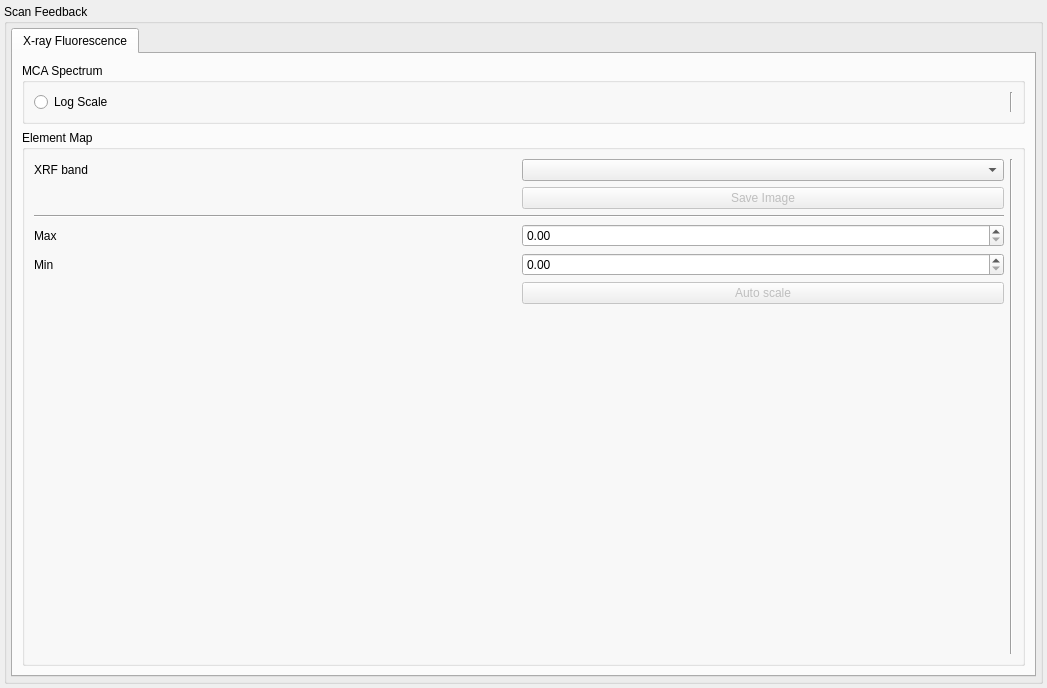
praxes/praxes, file spectromicroscopy/smpgui/ui_scanfeedback.ui: the form before one commit.
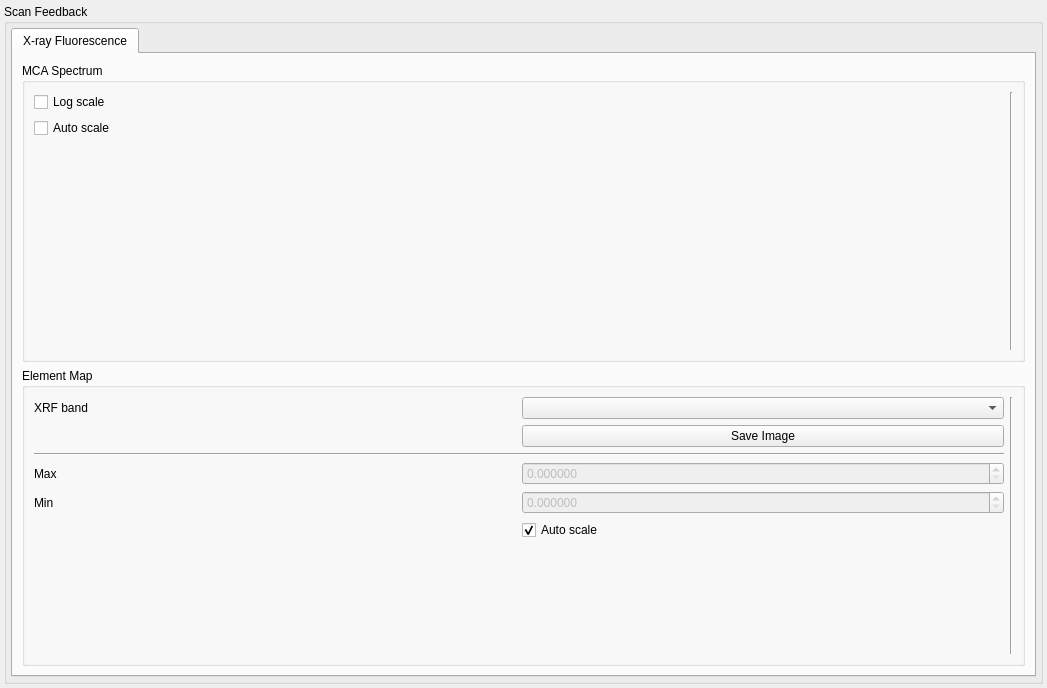
The form after the commit.

Commit message: [svn] fixed bugs in mca plot window add colorbar update labels fixed image aspect

```diff
--- a/spectromicroscopy/smpgui/ui_scanfeedback.ui
+++ b/spectromicroscopy/smpgui/ui_scanfeedback.ui
@@ -54,13 +54,19 @@
         <property name="currentIndex" >
          <number>0</number>
         </property>
-        <widget class="QWidget" name="XrfTab" >
+        <widget class="QWidget" name="xrfTab" >
+         <property name="enabled" >
+          <bool>true</bool>
+         </property>
          <attribute name="title" >
           <string>X-ray Fluorescence</string>
          </attribute>
          <layout class="QVBoxLayout" >
           <item>
            <widget class="QGroupBox" name="mcaGroupBox" >
+            <property name="enabled" >
+             <bool>true</bool>
+            </property>
             <property name="title" >
              <string>MCA Spectrum</string>
             </property>
@@ -68,12 +74,32 @@
              <item>
               <layout class="QGridLayout" >
                <item row="0" column="0" >
-                <widget class="QRadioButton" name="logscaleButton" >
+                <widget class="QCheckBox" name="mcaLogscaleButton" >
                  <property name="text" >
-                  <string>Log Scale</string>
+                  <string>Log scale</string>
                  </property>
                 </widget>
                </item>
+               <item row="1" column="0" >
+                <widget class="QCheckBox" name="mcaAutoscaleButton" >
+                 <property name="text" >
+                  <string>Auto scale</string>
+                 </property>
+                </widget>
+               </item>
+               <item row="2" column="0" >
+                <spacer>
+                 <property name="orientation" >
+                  <enum>Qt::Vertical</enum>
+                 </property>
+                 <property name="sizeHint" >
+                  <size>
+                   <width>20</width>
+                   <height>40</height>
+                  </size>
+                 </property>
+                </spacer>
+               </item>
               </layout>
              </item>
              <item>
@@ -91,6 +117,9 @@
           </item>
           <item>
            <widget class="QGroupBox" name="elementMapGroupBox" >
+            <property name="enabled" >
+             <bool>true</bool>
+            </property>
             <property name="sizePolicy" >
              <sizepolicy vsizetype="Preferred" hsizetype="Preferred" >
               <horstretch>0</horstretch>
@@ -147,10 +176,29 @@
                 </widget>
                </item>
                <item row="4" column="1" >
-                <widget class="QDoubleSpinBox" name="minSpinBox" />
+                <widget class="QDoubleSpinBox" name="minSpinBox" >
+                 <property name="enabled" >
+                  <bool>false</bool>
+                 </property>
+                 <property name="decimals" >
+                  <number>6</number>
+                 </property>
+                 <property name="maximum" >
+                  <double>10000000000.000000000000000</double>
+                 </property>
+                </widget>
                </item>
                <item row="3" column="1" >
                 <widget class="QDoubleSpinBox" name="maxSpinBox" >
+                 <property name="enabled" >
+                  <bool>false</bool>
+                 </property>
+                 <property name="decimals" >
+                  <number>6</number>
+                 </property>
+                 <property name="minimum" >
+                  <double>0.000000000000000</double>
+                 </property>
                  <property name="maximum" >
                   <double>10000000000.000000000000000</double>
                  </property>
@@ -163,20 +211,10 @@
                  </property>
                 </widget>
                </item>
-               <item row="5" column="1" >
-                <widget class="QPushButton" name="autoscalePushButton" >
-                 <property name="enabled" >
-                  <bool>false</bool>
-                 </property>
-                 <property name="text" >
-                  <string>Auto scale</string>
-                 </property>
-                </widget>
-               </item>
                <item row="1" column="1" >
                 <widget class="QPushButton" name="saveImagePushButton" >
                  <property name="enabled" >
-                  <bool>false</bool>
+                  <bool>true</bool>
                  </property>
                  <property name="text" >
                   <string>Save Image</string>
@@ -196,6 +234,16 @@
                  </property>
                 </spacer>
                </item>
+               <item row="5" column="1" >
+                <widget class="QCheckBox" name="imageAutoscaleButton" >
+                 <property name="text" >
+                  <string>Auto scale</string>
+                 </property>
+                 <property name="checked" >
+                  <bool>true</bool>
+                 </property>
+                </widget>
+               </item>
               </layout>
              </item>
              <item>
```
Left out of the diff: 37 changed lines with no effect on the pictures. The commit also changes 4 other files.
